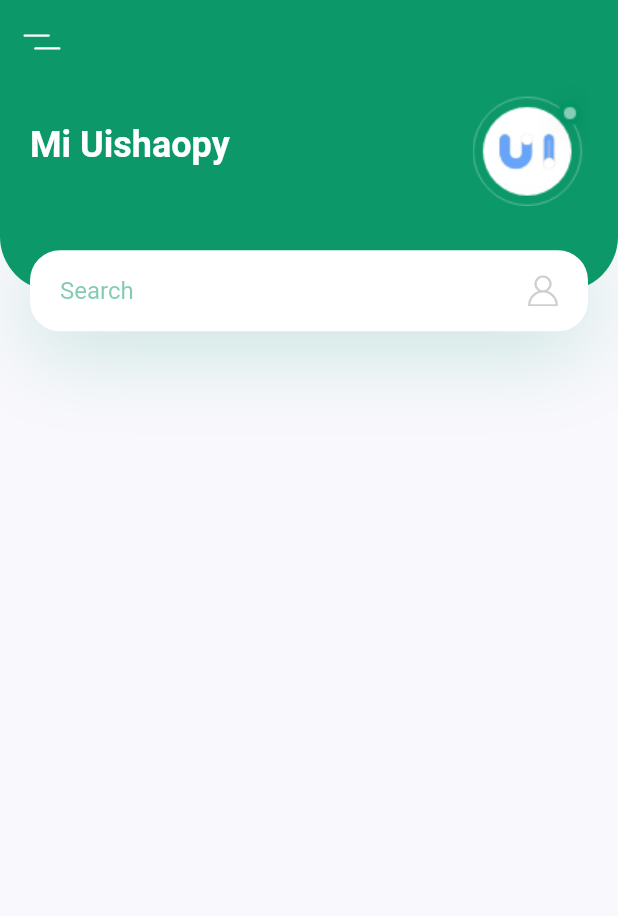
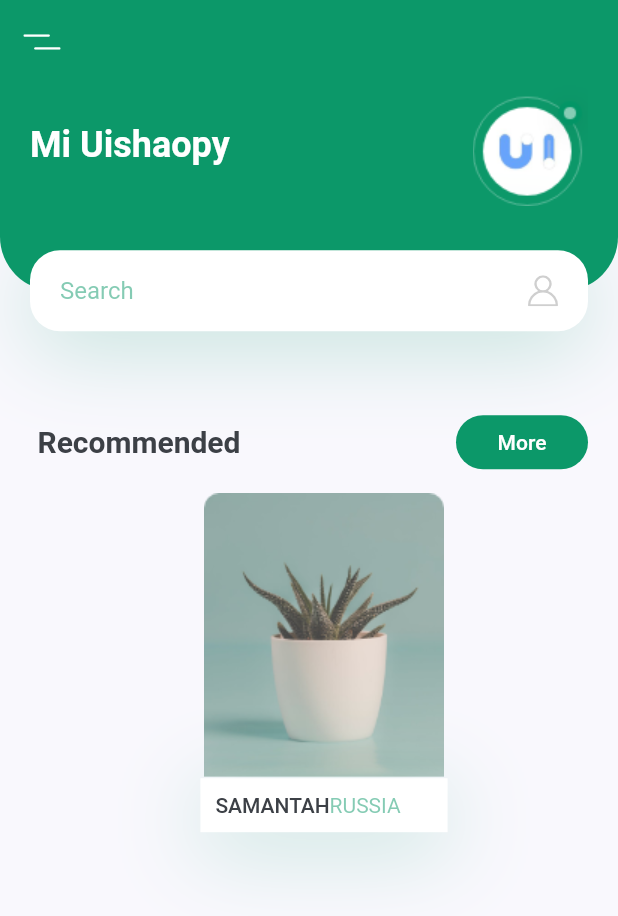
Before and after one commit to edendattox/plant-app, a Flutter app: the screen it shows after launch, on a phone screen of 412 x 824 dp. Shown: the top 916 px of the screen. Run offline on Flutter 3.47's test engine with Material 2 defaults, Android fonts, the phone set to English and light mode, and no system bars; our stand-ins replace flutter_svg.

Commit message:
card container created

```diff
--- a/lib/screens/home/components/body.dart
+++ b/lib/screens/home/components/body.dart
@@ -1,104 +1,65 @@
+// ignore_for_file: deprecated_member_use
+
 import 'package:flutter/material.dart';
-import 'package:flutter_svg/flutter_svg.dart';
 import 'package:plant_app/constants.dart';
+import 'package:plant_app/screens/home/components/header_with_searchbox.dart';
+import 'package:plant_app/screens/home/components/title_with_more_btn.dart';
 
 class Body extends StatelessWidget {
   @override
   Widget build(BuildContext context) {
     // it will provide us total height and width of our screen
     Size size = MediaQuery.of(context).size;
-    return Column(
+// it enable scrolling on small devices
+    return SingleChildScrollView(
+      child: Column(
         children: <Widget>[
           HeaderWithSearchBox(size: size),
-      ],
-    );
-  }
-}
-
-class HeaderWithSearchBox extends StatelessWidget {
-  const HeaderWithSearchBox({
-    Key? key,
-    required this.size,
-  }) : super(key: key);
-
-  final Size size;
-
-  @override
-  Widget build(BuildContext context) {
-    return Container(
-      // it will cover 20% of our total height
-      height: size.height * 0.2,
-      child: Stack(
-        children: <Widget>[
+          TitleWIthMoreBtn(pressed: () {}, title: "Recommended"),
+          // it will cover 40% of our total width
           Container(
-            padding: const EdgeInsets.only(
+            width: size.width * 0.4,
+            margin: const EdgeInsets.only(
               left: kDefaultPadding,
-              right: kDefaultPadding,
-              bottom: 36 + kDefaultPadding,
+              top: kDefaultPadding / 2,
+              bottom: kDefaultPadding * 2.5,
             ),
-            height: size.height * 0.2 - 27,
-            decoration: const BoxDecoration(
-              color: kPrimaryColor,
-              borderRadius: BorderRadius.only(
-                bottomLeft: Radius.circular(36),
-                bottomRight: Radius.circular(36),
-              ),
-            ),
-            child: Row(
+            child: Column(
               children: [
-                Text(
-                  "Mi Uishaopy",
-                  style: Theme.of(context).textTheme.headline5?.copyWith(
-                      color: Colors.white, fontWeight: FontWeight.bold),
-                ),
-                Spacer(),
-                Image.asset("assets/images/logo.png"),
-              ],
-            ),
-          ),
-          Positioned(
-            bottom: 0,
-            left: 0,
-            right: 0,
-            child: Container(
-              alignment: Alignment.center,
-              margin: const EdgeInsets.symmetric(horizontal: kDefaultPadding),
-              padding: const EdgeInsets.symmetric(horizontal: kDefaultPadding),
-              height: 54,
-              decoration: BoxDecoration(
-                color: Colors.white,
-                borderRadius: BorderRadius.circular(20),
-                boxShadow: [
+                Image.asset("assets/images/image_1.png"),
+                Container(
+                  padding: EdgeInsets.all(kDefaultPadding / 2),
+                  decoration: BoxDecoration(color: Colors.white, boxShadow: [
                     BoxShadow(
                       offset: Offset(0, 10),
                       blurRadius: 50,
                       color: kPrimaryColor.withOpacity(0.23),
                     )
-                ],
-              ),
+                  ]),
                   child: Row(
                     children: [
-                  Expanded(
-                    child: TextField(
-                      onChanged: (value) {},
-                      decoration: InputDecoration(
-                          hintText: "Search",
-                          hintStyle: TextStyle(
+                      RichText(
+                        text: TextSpan(
+                          children: [
+                            TextSpan(
+                              text: "Samantah".toUpperCase(),
+                              style: Theme.of(context).textTheme.button,
+                            ),
+                            TextSpan(
+                              text: "Russia".toUpperCase(),
+                              style: TextStyle(
                                 color: kPrimaryColor.withOpacity(0.5),
                               ),
-                          enabledBorder: InputBorder.none,
-                          focusedBorder: InputBorder.none),
-                      // suffix isn't working properly with svg
-                      // thats why we use row
-                      // suffixIcon:
-                      //     SvgPicture.asset("assets/icons/search.svg"),
                             ),
-                  ),
-                  SvgPicture.asset("assets/icons/search.svg"),
                           ],
                         ),
                       ),
-          )
+                    ],
+                  ),
+                ),
+              ],
+            ),
+          ),
         ],
       ),
     );
--- /dev/null
+++ b/lib/screens/home/components/header_with_searchbox.dart
@@ -0,0 +1,110 @@
+import 'package:flutter/material.dart';
+import 'package:flutter_svg/flutter_svg.dart';
+import 'package:plant_app/constants.dart';
+
+class Body extends StatelessWidget {
+  @override
+  Widget build(BuildContext context) {
+    // it will provide us total height and width of our screen
+    Size size = MediaQuery.of(context).size;
+// it enable scrolling on small devices
+    return SingleChildScrollView(
+      child: Column(
+        children: <Widget>[
+          HeaderWithSearchBox(size: size),
+        ],
+      ),
+    );
+  }
+}
+
+class HeaderWithSearchBox extends StatelessWidget {
+  const HeaderWithSearchBox({
+    Key? key,
+    required this.size,
+  }) : super(key: key);
+
+  final Size size;
+
+  @override
+  Widget build(BuildContext context) {
+    return Container(
+      margin: const EdgeInsets.only(bottom: kDefaultPadding * 2.5),
+      // it will cover 20% of our total height
+      height: size.height * 0.2,
+      child: Stack(
+        children: <Widget>[
+          Container(
+            padding: const EdgeInsets.only(
+              left: kDefaultPadding,
+              right: kDefaultPadding,
+              bottom: 36 + kDefaultPadding,
+            ),
+            height: size.height * 0.2 - 27,
+            decoration: const BoxDecoration(
+              color: kPrimaryColor,
+              borderRadius: BorderRadius.only(
+                bottomLeft: Radius.circular(36),
+                bottomRight: Radius.circular(36),
+              ),
+            ),
+            child: Row(
+              children: [
+                Text(
+                  "Mi Uishaopy",
+                  style: Theme.of(context).textTheme.headline5?.copyWith(
+                      color: Colors.white, fontWeight: FontWeight.bold),
+                ),
+                Spacer(),
+                Image.asset("assets/images/logo.png"),
+              ],
+            ),
+          ),
+          Positioned(
+            bottom: 0,
+            left: 0,
+            right: 0,
+            child: Container(
+              alignment: Alignment.center,
+              margin: const EdgeInsets.symmetric(horizontal: kDefaultPadding),
+              padding: const EdgeInsets.symmetric(horizontal: kDefaultPadding),
+              height: 54,
+              decoration: BoxDecoration(
+                color: Colors.white,
+                borderRadius: BorderRadius.circular(20),
+                boxShadow: [
+                  BoxShadow(
+                    offset: Offset(0, 10),
+                    blurRadius: 50,
+                    color: kPrimaryColor.withOpacity(0.23),
+                  )
+                ],
+              ),
+              child: Row(
+                children: [
+                  Expanded(
+                    child: TextField(
+                      onChanged: (value) {},
+                      decoration: InputDecoration(
+                          hintText: "Search",
+                          hintStyle: TextStyle(
+                            color: kPrimaryColor.withOpacity(0.5),
+                          ),
+                          enabledBorder: InputBorder.none,
+                          focusedBorder: InputBorder.none),
+                      // suffix isn't working properly with svg
+                      // thats why we use row
+                      // suffixIcon:
+                      //     SvgPicture.asset("assets/icons/search.svg"),
+                    ),
+                  ),
+                  SvgPicture.asset("assets/icons/search.svg"),
+                ],
+              ),
+            ),
+          )
+        ],
+      ),
+    );
+  }
+}
--- /dev/null
+++ b/lib/screens/home/components/title_with_more_btn.dart
@@ -0,0 +1,70 @@
+import 'package:flutter/material.dart';
+import 'package:plant_app/constants.dart';
+import 'package:plant_app/screens/home/components/header_with_searchbox.dart';
+
+class TitleWIthMoreBtn extends StatelessWidget {
+  final String title;
+  final VoidCallback pressed;
+  const TitleWIthMoreBtn({Key? key, required this.title, required this.pressed})
+      : super(key: key);
+
+  @override
+  Widget build(BuildContext context) {
+    return Padding(
+      padding: const EdgeInsets.symmetric(horizontal: kDefaultPadding),
+      child: Row(
+        children: [
+          TitleWithCustomUnderline(
+            text: title,
+          ),
+          Spacer(),
+          FlatButton(
+            shape: RoundedRectangleBorder(
+              borderRadius: BorderRadius.circular(20),
+            ),
+            color: kPrimaryColor,
+            onPressed: pressed,
+            child: Text(
+              "More",
+              style: TextStyle(color: Colors.white),
+            ),
+          ),
+        ],
+      ),
+    );
+  }
+}
+
+class TitleWithCustomUnderline extends StatelessWidget {
+  final String text;
+
+  const TitleWithCustomUnderline({
+    Key? key,
+    required this.text,
+  }) : super(key: key);
+
+  @override
+  Widget build(BuildContext context) {
+    return Container(
+      height: 24,
+      child: Stack(
+        children: <Widget>[
+          Padding(
+            padding: const EdgeInsets.only(left: kDefaultPadding / 4),
+            child: Text(
+              "Recommended",
+              style: TextStyle(fontSize: 20, fontWeight: FontWeight.bold),
+            ),
+          ),
+          Positioned(
+            child: Container(
+              margin: const EdgeInsets.only(right: kDefaultPadding / 4),
+              height: 7,
+              color: kPrimaryColor.withOpacity(0.2),
+            ),
+          )
+        ],
+      ),
+    );
+  }
+}
```
Lines whose indentation alone changed are shown as unchanged.
